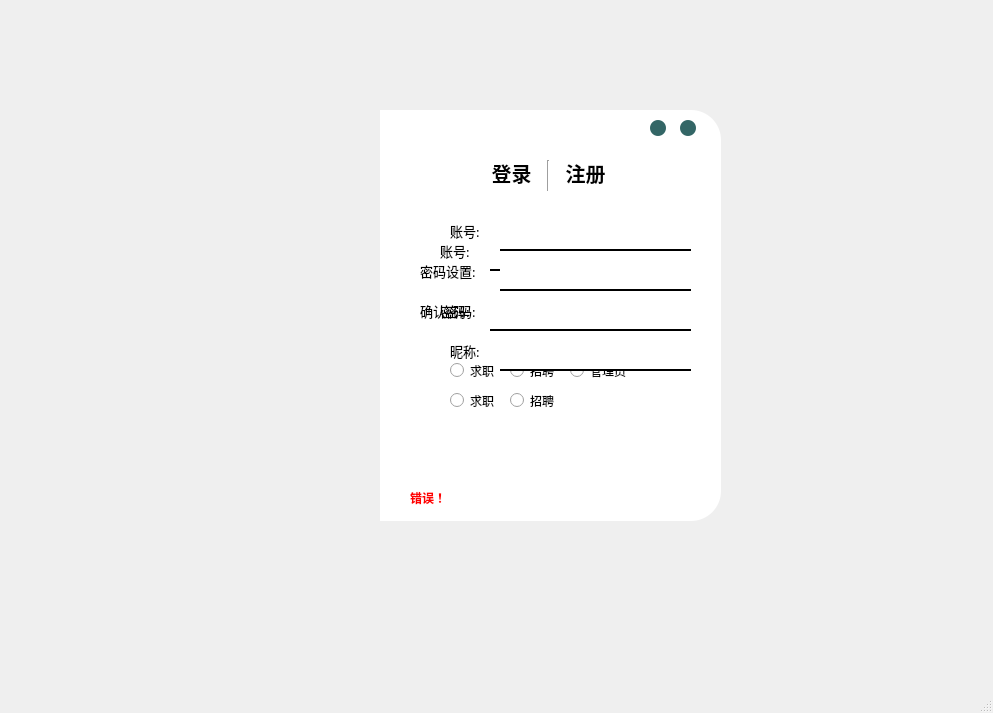
This is Logup/loading.ui in python-team-9/final_work as Qt 5 draws it before an edit. The edited form follows.
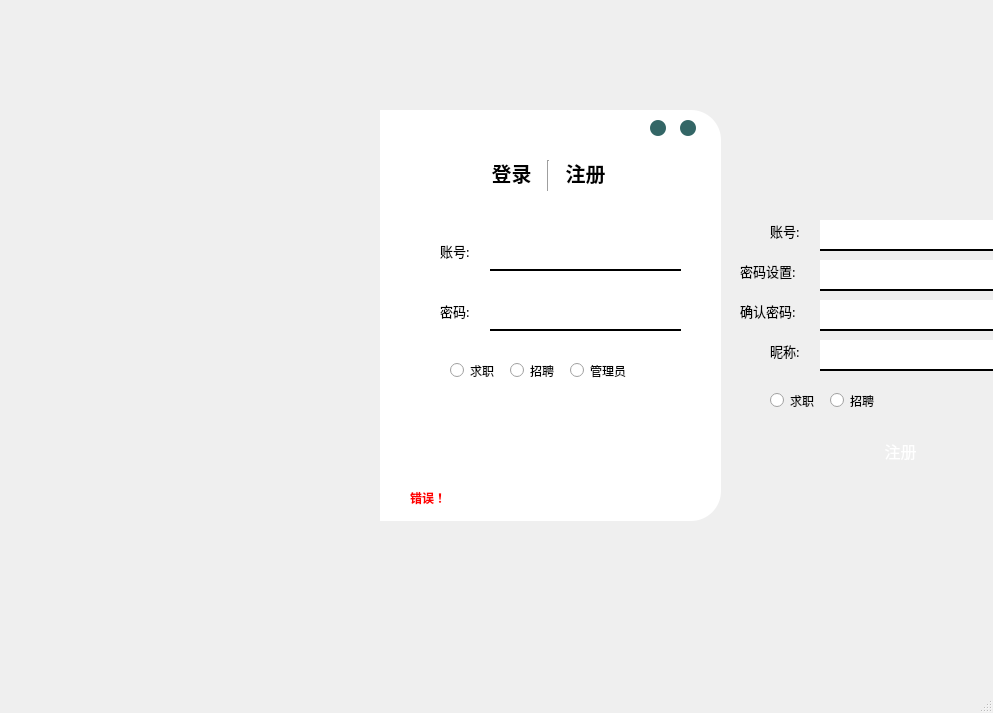
This is the edited form. Icons and pictures are not drawn.

Diff of the .ui file:
```diff
--- a/Logup/loading.ui
+++ b/Logup/loading.ui
@@ -334,7 +334,7 @@
    <widget class="QWidget" name="widget_2" native="true">
     <property name="geometry">
      <rect>
-      <x>410</x>
+      <x>730</x>
       <y>200</y>
       <width>291</width>
       <height>281</height>
```
